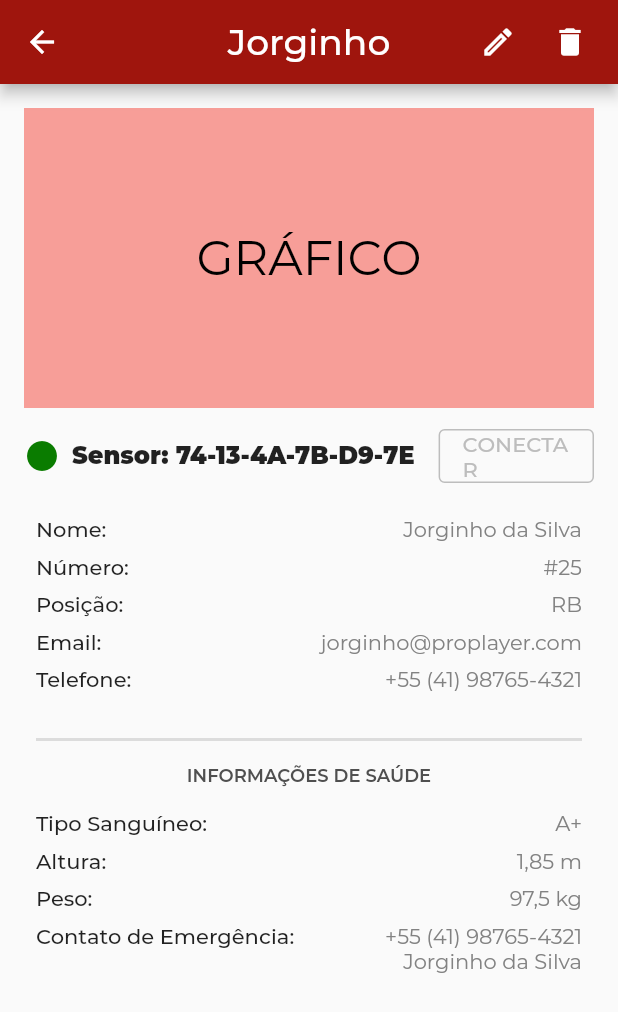
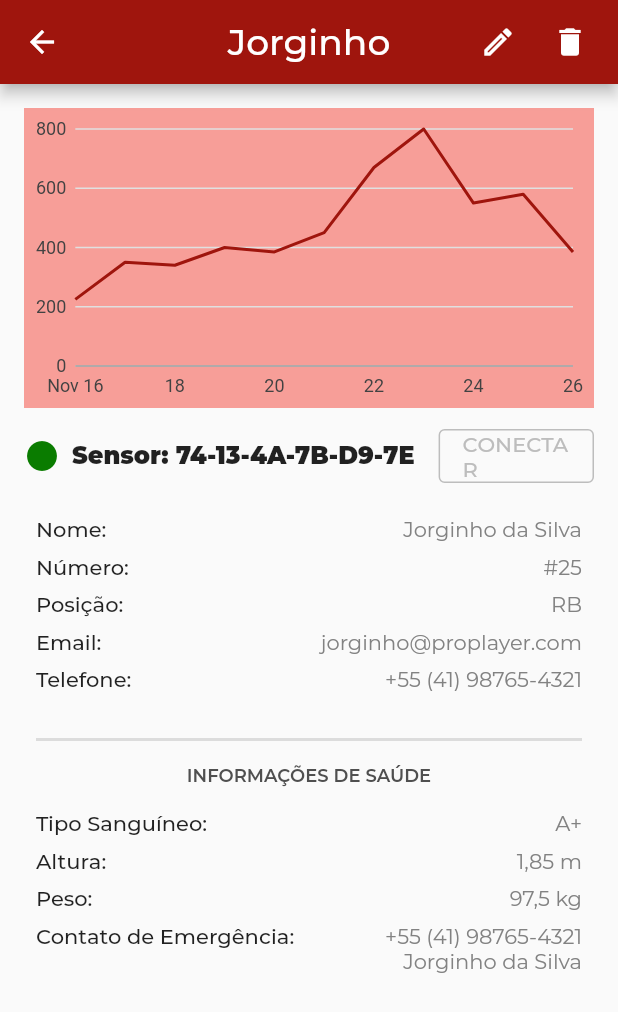
Before and after one commit to MateusFerroAntunesdeOliveira/sixth_sense, a Flutter app: the PlayerPage screen opened by its route, on a phone screen of 412 x 824 dp. Shown: the top 1012 px of the screen. Run offline on Flutter 3.47's test engine with Material 2 defaults, Android fonts, the phone set to English and light mode, and no system bars; our stand-ins replace animated_splash_screen, charts_flutter, font_awesome_flutter; project files that could hold a hidden picture were left out.

Commit message:
FlutterChart 1#
Criação de um gráfico mockado, sem muitos estilos
Necessário realizar uma melhoria nele

```diff
--- /dev/null
+++ b/lib/src/pages/player/graphic_chart.dart
@@ -0,0 +1,104 @@
+import 'package:flutter/material.dart';
+
+import 'package:charts_flutter/flutter.dart' as charts;
+
+class GraphicChart extends StatelessWidget {
+  final List<charts.Series> seriesList;
+  final bool animate;
+
+  const GraphicChart({
+    Key? key,
+    required this.seriesList,
+    required this.animate,
+  }) : super(key: key);
+
+  @override
+  Widget build(BuildContext context) {
+    return charts.TimeSeriesChart(
+      _createSampleData(),
+      animate: animate,
+    );
+  }
+
+  static List<charts.Series<GraphicsPlayer, DateTime>> _createSampleData() {
+    final data = [
+      GraphicsPlayer(
+        day: DateTime(2021, 11, 16),
+        gForce: 225,
+        lineColor: charts.ColorUtil.fromDartColor(const Color(0xFF9F150D)),
+      ),
+      GraphicsPlayer(
+        day: DateTime(2021, 11, 17),
+        gForce: 350,
+        lineColor: charts.ColorUtil.fromDartColor(const Color(0xFF9F150D)),
+      ),
+      GraphicsPlayer(
+        day: DateTime(2021, 11, 18),
+        gForce: 340,
+        lineColor: charts.ColorUtil.fromDartColor(const Color(0xFF9F150D)),
+      ),
+      GraphicsPlayer(
+        day: DateTime(2021, 11, 19),
+        gForce: 400,
+        lineColor: charts.ColorUtil.fromDartColor(const Color(0xFF9F150D)),
+      ),
+      GraphicsPlayer(
+        day: DateTime(2021, 11, 20),
+        gForce: 385,
+        lineColor: charts.ColorUtil.fromDartColor(const Color(0xFF9F150D)),
+      ),
+      GraphicsPlayer(
+        day: DateTime(2021, 11, 21),
+        gForce: 450,
+        lineColor: charts.ColorUtil.fromDartColor(const Color(0xFF9F150D)),
+      ),
+      GraphicsPlayer(
+        day: DateTime(2021, 11, 22),
+        gForce: 670,
+        lineColor: charts.ColorUtil.fromDartColor(const Color(0xFF9F150D)),
+      ),
+      GraphicsPlayer(
+        day: DateTime(2021, 11, 23),
+        gForce: 800,
+        lineColor: charts.ColorUtil.fromDartColor(const Color(0xFF9F150D)),
+      ),
+      GraphicsPlayer(
+        day: DateTime(2021, 11, 24),
+        gForce: 550,
+        lineColor: charts.ColorUtil.fromDartColor(const Color(0xFF9F150D)),
+      ),
+      GraphicsPlayer(
+        day: DateTime(2021, 11, 25),
+        gForce: 580,
+        lineColor: charts.ColorUtil.fromDartColor(const Color(0xFF9F150D)),
+      ),
+      GraphicsPlayer(
+        day: DateTime(2021, 11, 26),
+        gForce: 385,
+        lineColor: charts.ColorUtil.fromDartColor(const Color(0xFFFFFFFF)),
+      ),
+    ];
+
+    return [
+      charts.Series<GraphicsPlayer, DateTime>(
+        id: "Impact",
+        data: data,
+        domainFn: (GraphicsPlayer player, _) => player.day,
+        measureFn: (GraphicsPlayer player, _) => player.gForce,
+        colorFn: (GraphicsPlayer player, _) => player.lineColor,
+      )
+    ];
+  }
+}
+
+class GraphicsPlayer {
+  final DateTime day;
+  final int gForce;
+  final charts.Color lineColor;
+
+  GraphicsPlayer({
+    required this.day,
+    required this.gForce,
+    required this.lineColor,
+  });
+}
--- a/lib/src/pages/player/player_page.dart
+++ b/lib/src/pages/player/player_page.dart
@@ -2,6 +2,7 @@
 
 import 'package:flutter/material.dart';
 
+import 'graphic_chart.dart';
 import '../../utils/utils.dart';
 
 class PlayerPage extends StatelessWidget {
@@ -82,15 +83,9 @@ class PlayerPage extends StatelessWidget {
                 height: 200,
                 width: double.infinity,
                 color: Colors.red.withOpacity(0.5),
-                child: const Center(
-                  child: Text(
-                    "GRÁFICO",
-                    style: TextStyle(
-                      fontSize: 32,
-                      color: Colors.black,
-                      fontFamily: 'Montserrat',
-                    ),
-                  ),
+                child: GraphicChart(
+                  animate: true,
+                  seriesList: const [],
                 ),
               ),
               const SizedBox(height: 8),
--- a/pubspec.yaml
+++ b/pubspec.yaml
@@ -17,6 +17,7 @@ dependencies:
   intl: ^0.17.0
   animated_splash_screen: ^1.1.0
   font_awesome_flutter: ^9.2.0
+  charts_flutter: ^0.12.0
 
 dev_dependencies:
   flutter_lints: ^1.0.0
```
Also changed, not shown: pubspec.lock.
